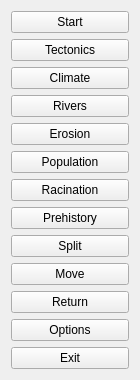
Above: mainmenu.ui from tps12/Tec-Nine before the change. Below: the same form after it.
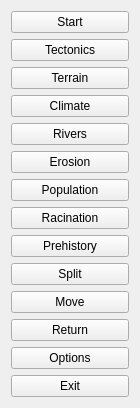
That is the form after the change.

Commit message:
Add terrain mode
Loads a medium world and overlays all the land with a grid two notches
finer (smallest tiles ~120km apart). Elevation is shown, interpolating
between neighbors as needed.

The edit to the form file:
```diff
--- a/mainmenu.ui
+++ b/mainmenu.ui
@@ -34,6 +34,13 @@
      </property>
     </widget>
    </item>
+   <item>
+    <widget class="QPushButton" name="terrain">
+     <property name="text">
+      <string>Terrain</string>
+     </property>
+    </widget>
+   </item>
    <item>
     <widget class="QPushButton" name="climate">
      <property name="sizePolicy">
```
The commit also changes 8 other files.
